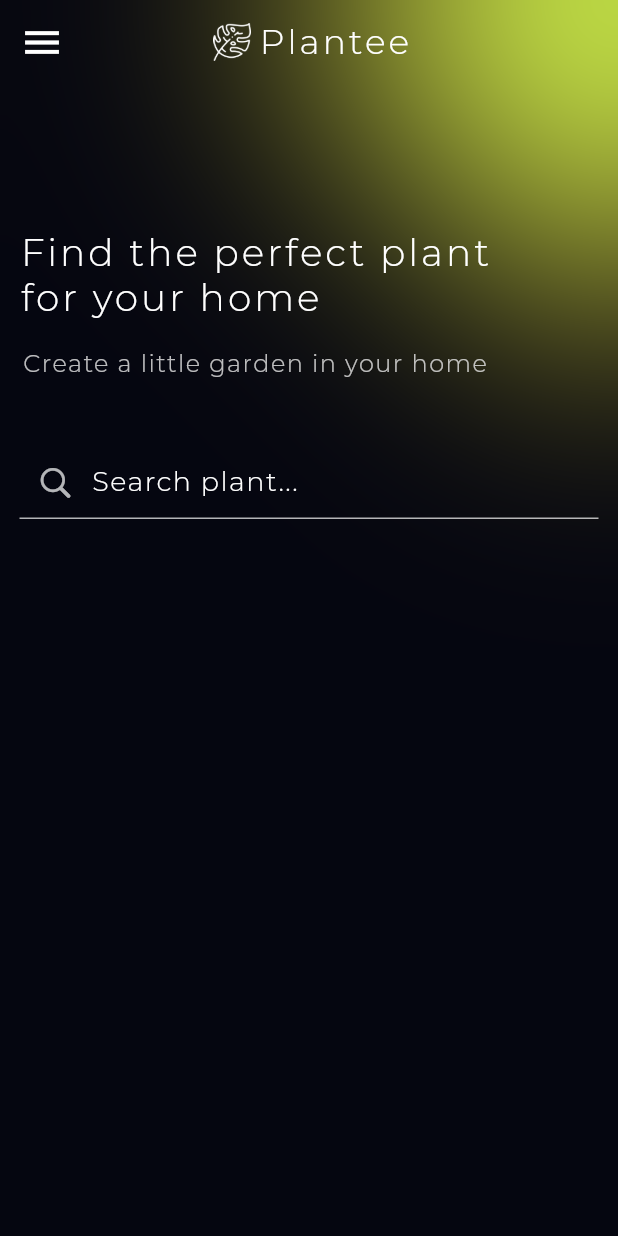
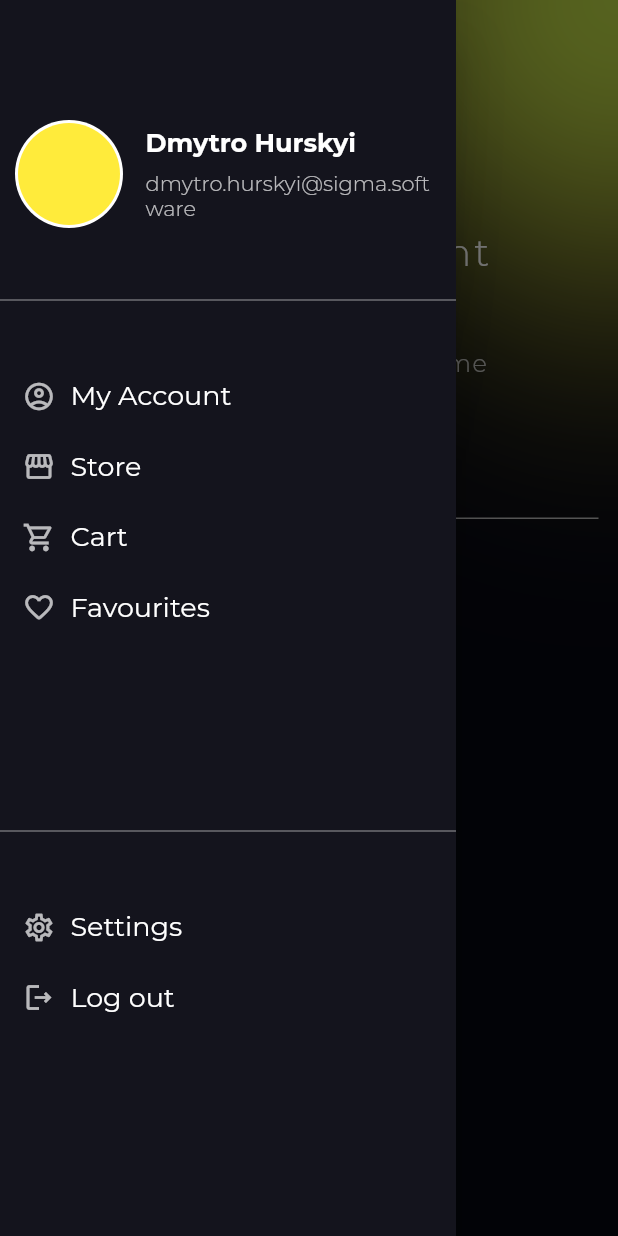
Before and after one commit to dmytrohurskyi/plantee_app, a Flutter app: the screen it shows after launch, with the side drawer open (before the commit the screen has no drawer), on a phone screen of 412 x 824 dp. Run offline on Flutter 3.47's test engine with Material 2 defaults, Android fonts, the phone set to English and light mode, and no system bars; our stand-ins replace equatable, flutter_redux, redux.

Commit message:
Added SideMenu (drawer)

```diff
--- a/lib/main.dart
+++ b/lib/main.dart
@@ -18,9 +18,7 @@ class PlanteeApp extends StatelessWidget {
   Widget build(BuildContext context) {
     return MaterialApp(
       title: 'Plantee',
-      theme: ThemeData(
-        primarySwatch: Colors.green,
-      ),
+      theme: ThemeData(),
       routes: routes,
       initialRoute: '/',
     );
--- a/lib/redux/app/app_reducer.dart
+++ b/lib/redux/app/app_reducer.dart
@@ -1,12 +1,16 @@
+import 'package:plantee_app/redux/side_menu/side_menu_reducer.dart';
 import 'package:plantee_app/redux/store_screen/store_screen_reducer.dart';
 
 import 'app_state.dart';
 
 AppState appReducer(AppState state, dynamic action) {
   return AppState(
-    storeScreenState: storeScreenReducer(
-      state.storeScreenState,
-      action,
-    ),
-  );
+      storeScreenState: storeScreenReducer(
+        state.storeScreenState,
+        action,
+      ),
+      sideMenuState: sideMenuReducer(
+        state.sideMenuState,
+        action,
+      ));
 }
--- a/lib/redux/app/app_state.dart
+++ b/lib/redux/app/app_state.dart
@@ -1,31 +1,38 @@
 import 'package:equatable/equatable.dart';
 import 'package:flutter/material.dart';
+import 'package:plantee_app/redux/side_menu/side_menu_state.dart';
 import 'package:plantee_app/redux/store_screen/store_screen_state.dart';
 
 @immutable
 class AppState extends Equatable {
   final StoreScreenState storeScreenState;
+  final SideMenuState sideMenuState;
 
   const AppState({
     required this.storeScreenState,
+    required this.sideMenuState,
   });
 
   factory AppState.initial() {
     return AppState(
       storeScreenState: StoreScreenState.initial(),
+      sideMenuState: SideMenuState.initial(),
     );
   }
 
   AppState copyWith(
     StoreScreenState? storeScreenState,
+    SideMenuState? sideMenuState,
   ) {
     return AppState(
       storeScreenState: storeScreenState ?? this.storeScreenState,
+      sideMenuState: sideMenuState ?? this.sideMenuState,
     );
   }
 
   @override
   List<Object> get props => [
         storeScreenState,
+        sideMenuState,
       ];
 }
--- /dev/null
+++ b/lib/redux/side_menu/side_menu_connector.dart
@@ -0,0 +1,26 @@
+import 'package:flutter/material.dart';
+import 'package:flutter_redux/flutter_redux.dart';
+import 'package:plantee_app/redux/app/app_state.dart';
+import 'package:plantee_app/ui/screens/side_menu/sidemenu_drawer.dart';
+import 'package:plantee_app/ui/screens/side_menu/sidemenu_drawer_viewmodel.dart';
+import 'package:plantee_app/ui/screens/store/store_screen.dart';
+import 'package:plantee_app/ui/screens/store/store_screen_view_model.dart';
+
+class SidemenuConnector extends StatelessWidget {
+  const SidemenuConnector({Key? key}) : super(key: key);
+
+  @override
+  Widget build(BuildContext context) {
+    return StoreConnector<AppState, SidemenuDrawerViewModel>(
+      distinct: true,
+      converter: (store) {
+        return SidemenuDrawerViewModel(
+          isSidemenuActive: store.state.sideMenuState.isSidemenuActive,
+        );
+      },
+      builder: (_, viewModel) {
+        return SideMenuDrawer(viewModel: viewModel);
+      },
+    );
+  }
+}
--- /dev/null
+++ b/lib/redux/side_menu/side_menu_reducer.dart
@@ -0,0 +1,8 @@
+import 'package:plantee_app/redux/side_menu/side_menu_state.dart';
+import 'package:redux/redux.dart';
+
+final sideMenuReducer = combineReducers<SideMenuState>(
+  [
+
+  ],
+);
--- /dev/null
+++ b/lib/redux/side_menu/side_menu_state.dart
@@ -0,0 +1,27 @@
+import 'package:equatable/equatable.dart';
+import 'package:flutter/material.dart';
+
+@immutable
+class SideMenuState extends Equatable {
+  final bool isSidemenuActive;
+
+  const SideMenuState({
+    required this.isSidemenuActive,
+  });
+
+  factory SideMenuState.initial() {
+    return const SideMenuState(
+      isSidemenuActive: false,
+    );
+  }
+
+  SideMenuState copyWith({
+    bool? isSidemenuActive
+  }) {
+    return SideMenuState(
+        isSidemenuActive: isSidemenuActive ?? this.isSidemenuActive);
+  }
+
+  @override
+  List<Object> get props => [isSidemenuActive];
+}
--- /dev/null
+++ b/lib/ui/screens/side_menu/sidemenu_drawer.dart
@@ -0,0 +1,60 @@
+import 'package:flutter/material.dart';
+import 'package:plantee_app/ui/screens/side_menu/widgets/drawer_item_widget.dart';
+import 'package:plantee_app/ui/screens/side_menu/sidemenu_drawer_viewmodel.dart';
+import 'package:plantee_app/ui/screens/side_menu/widgets/header_widget.dart';
+
+class SideMenuDrawer extends StatelessWidget {
+  final SidemenuDrawerViewModel viewModel;
+
+  const SideMenuDrawer({Key? key, required this.viewModel}) : super(key: key);
+
+  @override
+  Widget build(BuildContext context) {
+    return Drawer(
+      backgroundColor: const Color(0xff14141d),
+      child: Column(
+        children: [
+          const Padding(
+            padding: EdgeInsets.fromLTRB(10, 80, 1, 40),
+            child: HeaderWidget(),
+          ),
+          const Divider(
+            thickness: 1,
+            color: Colors.white38,
+          ),
+          SizedBox(height: 20,),
+          DrawerItemWidget(
+              title: 'My Account',
+              icon: Icons.account_circle_outlined,
+              onPressed: () {}),
+          DrawerItemWidget(
+              title: 'Store',
+              icon: Icons.storefront_outlined,
+              onPressed: () {}),
+          DrawerItemWidget(
+              title: 'Cart',
+              icon: Icons.shopping_cart_outlined,
+              onPressed: () {}),
+          DrawerItemWidget(
+              title: 'Favourites',
+              icon: Icons.favorite_outline_rounded,
+              onPressed: () {}),
+          const SizedBox(height: 130,),
+          const Divider(
+            thickness: 1,
+            color: Colors.white38,
+          ),
+          const SizedBox(height: 20,),
+          DrawerItemWidget(
+              title: 'Settings',
+              icon: Icons.settings_outlined,
+              onPressed: () {}),
+          DrawerItemWidget(
+              title: 'Log out',
+              icon: Icons.logout_outlined,
+              onPressed: () {}),
+        ],
+      ),
+    );
+  }
+}
--- /dev/null
+++ b/lib/ui/screens/side_menu/sidemenu_drawer_viewmodel.dart
@@ -0,0 +1,14 @@
+import 'package:equatable/equatable.dart';
+
+class SidemenuDrawerViewModel extends Equatable {
+  final bool isSidemenuActive;
+
+  const SidemenuDrawerViewModel({
+    required this.isSidemenuActive,
+  });
+
+  @override
+  List<Object> get props => [
+    isSidemenuActive,
+  ];
+}
--- /dev/null
+++ b/lib/ui/screens/side_menu/widgets/drawer_item_widget.dart
@@ -0,0 +1,45 @@
+import 'package:flutter/material.dart';
+
+class DrawerItemWidget extends StatelessWidget {
+  final String title;
+  final IconData icon;
+  final Function() onPressed;
+
+  const DrawerItemWidget(
+      {Key? key,
+      required this.title,
+      required this.icon,
+      required this.onPressed})
+      : super(key: key);
+
+  @override
+  Widget build(BuildContext context) {
+    return Padding(
+      padding: const EdgeInsets.only(left: 15, top: 25),
+      child: InkWell(
+        onTap: onPressed,
+        child: Row(
+          children: [
+            Icon(
+              icon,
+              size: 22,
+              color: Colors.white70,
+            ),
+            const SizedBox(
+              width: 10,
+            ),
+            Text(
+              title,
+              style: const TextStyle(
+                fontSize: 18,
+                color: Colors.white,
+                fontFamily: 'Montserrat',
+                fontWeight: FontWeight.normal,
+              ),
+            )
+          ],
+        ),
+      ),
+    );
+  }
+}
--- /dev/null
+++ b/lib/ui/screens/side_menu/widgets/header_widget.dart
@@ -0,0 +1,54 @@
+import 'package:flutter/material.dart';
+
+class HeaderWidget extends StatelessWidget {
+  const HeaderWidget({Key? key}) : super(key: key);
+
+  @override
+  Widget build(BuildContext context) {
+    return Row(
+      mainAxisAlignment: MainAxisAlignment.start,
+      children: [
+        const CircleAvatar(
+          backgroundColor: Colors.white,
+          radius: 36,
+          child: CircleAvatar(
+            backgroundColor: Colors.yellow,
+            radius: 34,
+          ),
+        ),
+        const SizedBox(
+          width: 15,
+        ),
+        Column(
+          crossAxisAlignment: CrossAxisAlignment.start,
+          children: const [
+            Text(
+              'Dmytro Hurskyi',
+              style: TextStyle(
+                fontSize: 17,
+                color: Colors.white,
+                fontFamily: 'Montserrat',
+                fontWeight: FontWeight.bold,
+              ),
+            ),
+            SizedBox(height: 7,),
+            SizedBox(
+              width: 200,
+              child: Text(
+                'dmytro.hurskyi@sigma.software',
+                maxLines: 2,
+                overflow: TextOverflow.fade,
+                style: TextStyle(
+                  fontSize: 14,
+                  color: Colors.white70,
+                  fontFamily: 'Montserrat',
+                  fontWeight: FontWeight.w300,
+                ),
+              ),
+            ),
+          ],
+        )
+      ],
+    );
+  }
+}
--- a/lib/ui/screens/store/store_body_widget.dart
+++ b/lib/ui/screens/store/store_body_widget.dart
@@ -20,6 +20,6 @@ class StoreBodyWidget extends StatelessWidget {
         ),
       );
     }
-    return MainStackWidget();
+    return const MainStackWidget();
   }
 }
--- a/lib/ui/screens/store/store_screen.dart
+++ b/lib/ui/screens/store/store_screen.dart
@@ -1,5 +1,7 @@
 import 'package:flutter/cupertino.dart';
 import 'package:flutter/material.dart';
+import 'package:plantee_app/redux/side_menu/side_menu_connector.dart';
+import 'package:plantee_app/ui/screens/side_menu/sidemenu_drawer.dart';
 import 'package:plantee_app/ui/screens/store/store_body_widget.dart';
 import 'package:plantee_app/ui/screens/store/store_screen_view_model.dart';
 
@@ -11,6 +13,7 @@ class StoreScreen extends StatelessWidget {
   @override
   Widget build(BuildContext context) {
     return Scaffold(
+      drawer: const SidemenuConnector(),
       body: StoreBodyWidget(
         viewModel: viewModel,
       ),
--- a/lib/ui/screens/store/widgets/main_stack_widget.dart
+++ b/lib/ui/screens/store/widgets/main_stack_widget.dart
@@ -20,6 +20,7 @@ class MainStackWidget extends StatelessWidget {
                 TopSectionWidget(),
                 TopTextWidget(),
                 SearchBarWidget(),
+
               ],
             ),
           ),
--- a/lib/ui/screens/store/widgets/top_section_widget.dart
+++ b/lib/ui/screens/store/widgets/top_section_widget.dart
@@ -8,10 +8,19 @@ class TopSectionWidget extends StatelessWidget {
   Widget build(BuildContext context) {
     return Row(
       mainAxisAlignment: MainAxisAlignment.spaceBetween,
-      children: const [
-        Icon(Icons.menu, color: Colors.white, size: 30,),
-        LogoWidget(),
-        SizedBox(width: 26, height: 26,)
+      children: [
+        InkWell(
+            onTap: () => Scaffold.of(context).openDrawer(),
+            child: const Icon(
+              Icons.menu,
+              color: Colors.white,
+              size: 30,
+            )),
+        const LogoWidget(),
+        const SizedBox(
+          width: 26,
+          height: 26,
+        )
       ],
     );
   }
```
Also changed, not shown: assets/images/avatar.png (added), lib/redux/side_menu/side_menu_action.dart (added).
